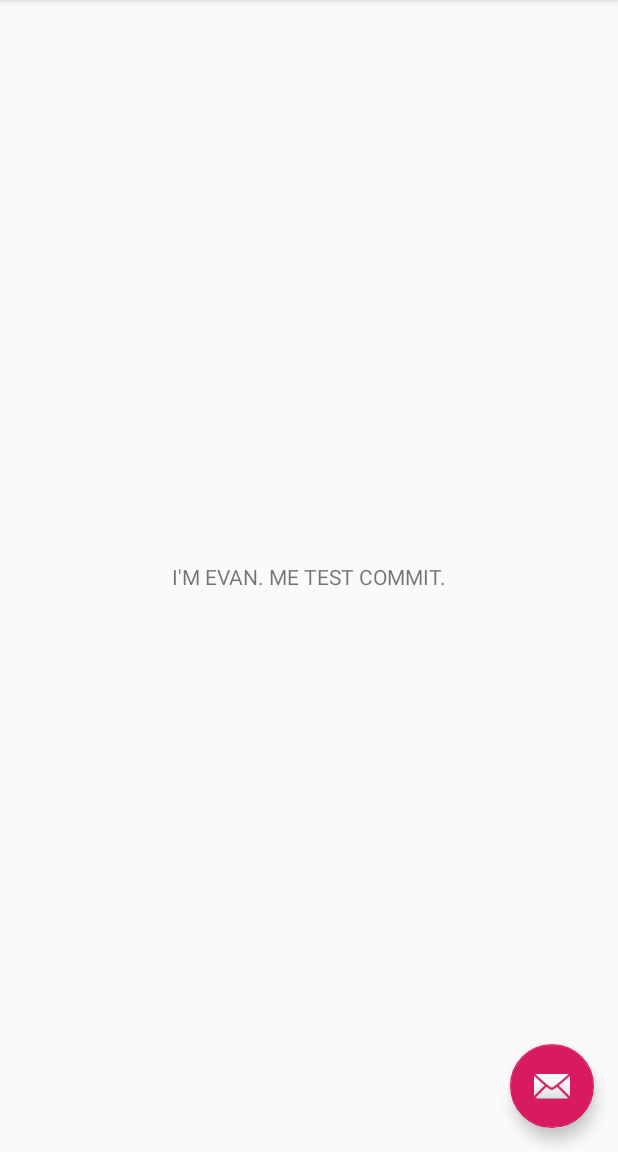
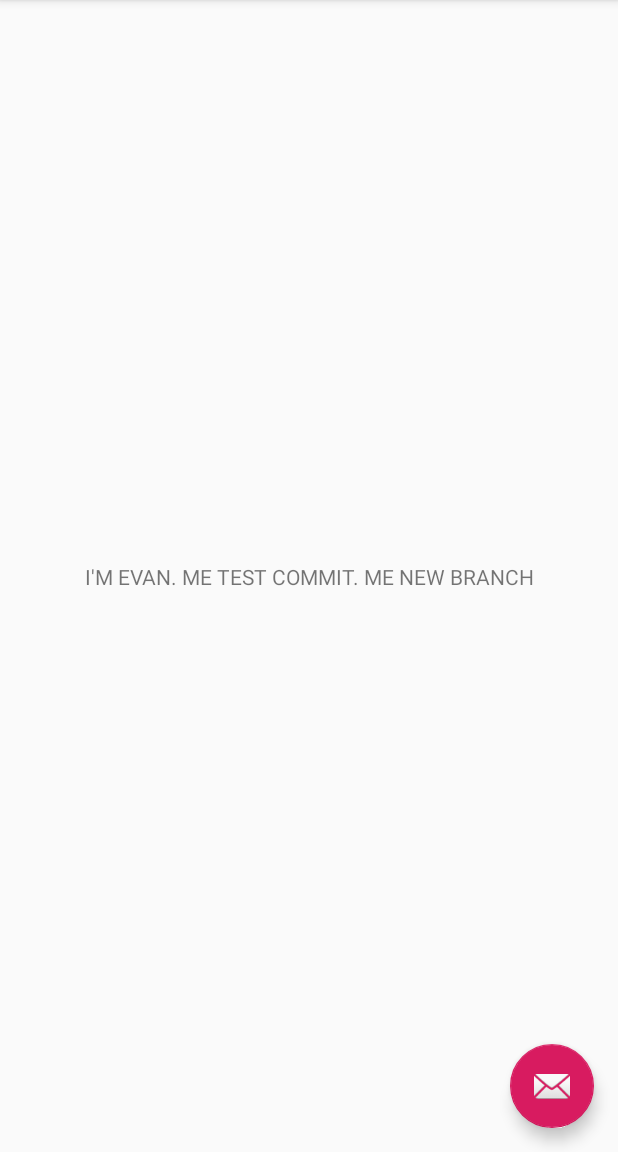
Before and after one commit to topoftheyear/QR-Alarm-Clock, an Android app: the screen it shows after launch (TestActivity), on a phone screen of 412 x 824 dp, the part 84-1236 px from its top. Run offline under Robolectric (Android 15) with nearby library versions, the phone set to English and light mode, and no system bars; 2 statements that could not run were skipped.

Commit message:
ME EVAN ME TEST BRANCH

```diff
--- a/app/src/main/res/layout/content_test.xml
+++ b/app/src/main/res/layout/content_test.xml
@@ -13,7 +13,7 @@
             android:id="@+id/sample_text"
             android:layout_width="wrap_content"
             android:layout_height="wrap_content"
-            android:text="I'M EVAN. ME TEST COMMIT."
+            android:text="I'M EVAN. ME TEST COMMIT. ME NEW BRANCH"
             app:layout_constraintBottom_toBottomOf="parent"
             app:layout_constraintLeft_toLeftOf="parent"
             app:layout_constraintRight_toRightOf="parent"
```
